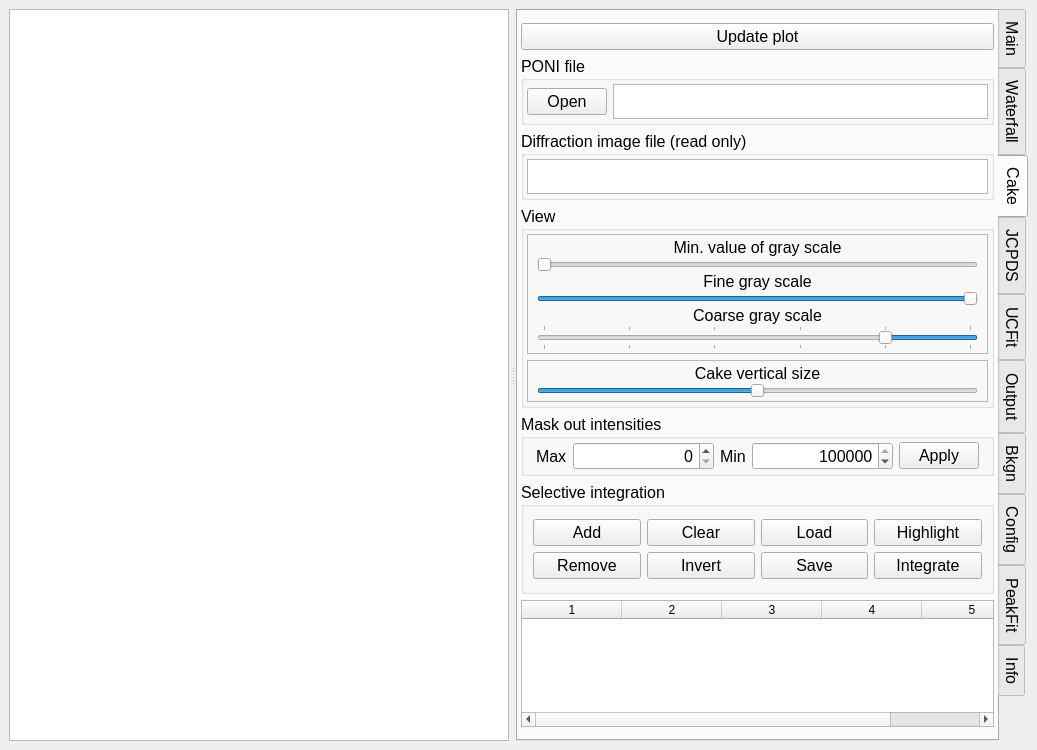
This is ui/peakpo.ui in SHDShim/PeakPo as Qt 5 draws it before an edit. The edited form follows.
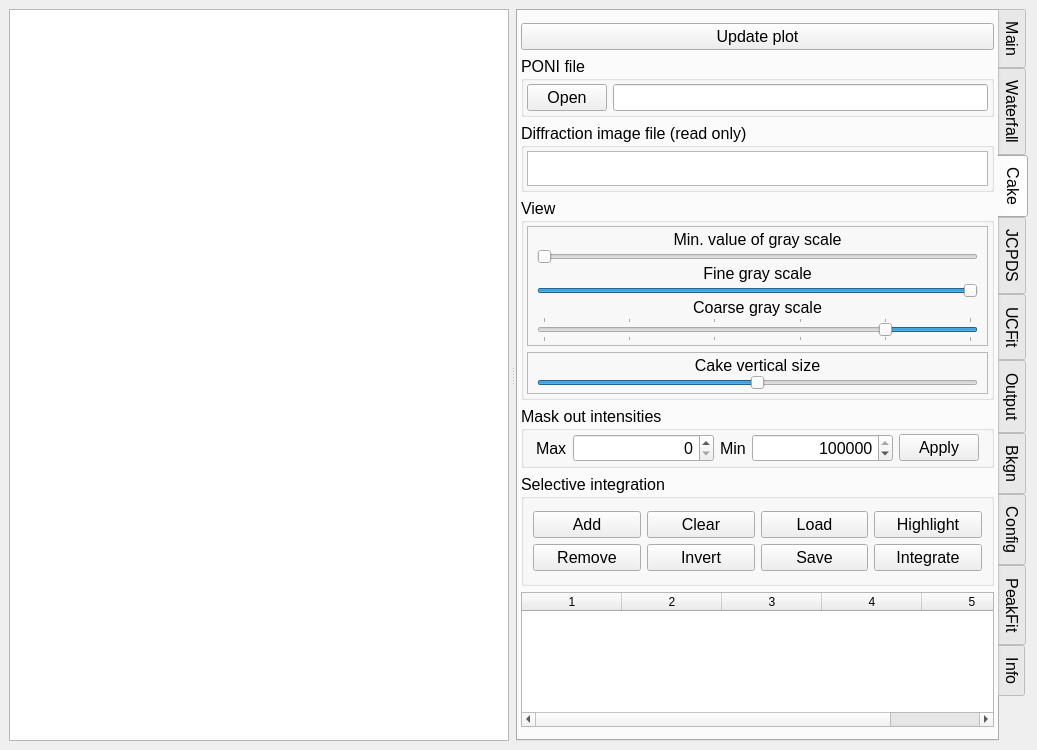
This is the edited form. The open tabs and pages were chosen to show the change. Custom widgets are drawn as their Qt base class.

Commit message: PONI input change

```diff
--- a/ui/peakpo.ui
+++ b/ui/peakpo.ui
@@ -1852,6 +1852,9 @@
             <property name="bottomMargin">
              <number>3</number>
             </property>
+            <item row="1" column="1">
+             <widget class="QLineEdit" name="lineEdit_PONI"/>
+            </item>
             <item row="1" column="0">
              <widget class="QPushButton" name="pushButton_GetPONI">
               <property name="sizePolicy">
@@ -1874,28 +1877,6 @@
               </property>
              </widget>
             </item>
-            <item row="1" column="1">
-             <widget class="QTextEdit" name="textEdit_PONI">
-              <property name="sizePolicy">
-               <sizepolicy hsizetype="Expanding" vsizetype="Fixed">
-                <horstretch>0</horstretch>
-                <verstretch>0</verstretch>
-               </sizepolicy>
-              </property>
-              <property name="maximumSize">
-               <size>
-                <width>16777215</width>
-                <height>35</height>
-               </size>
-              </property>
-              <property name="toolTip">
-               <string>File name and path of PONI (read-only box, use buttons to change)</string>
-              </property>
-              <property name="readOnly">
-               <bool>true</bool>
-              </property>
-             </widget>
-            </item>
            </layout>
           </widget>
          </item>
```
The commit also changes 4 other files.
